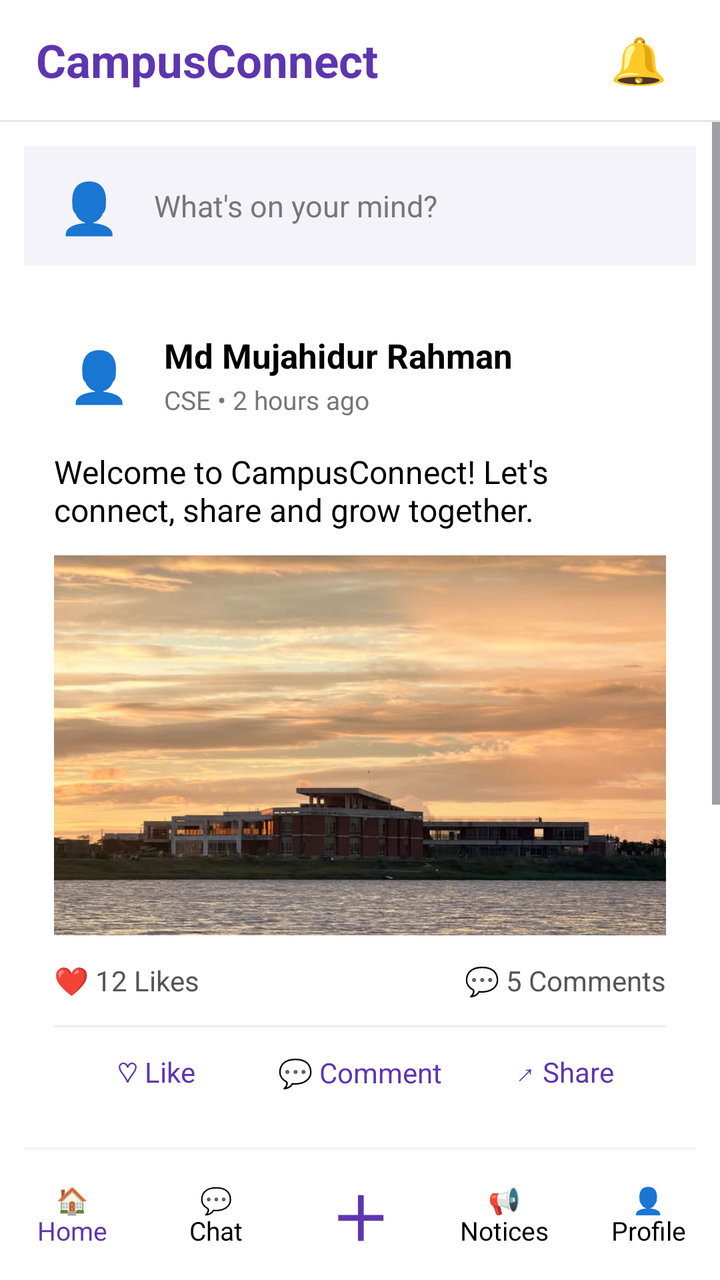
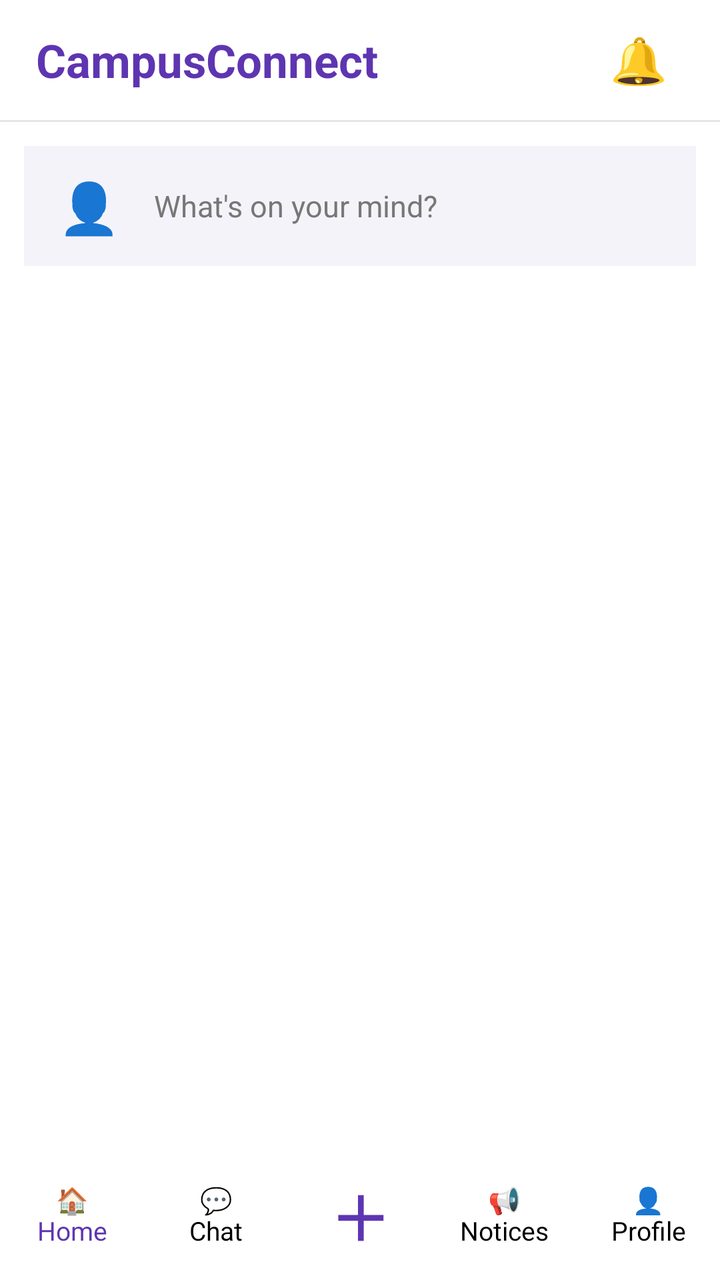

Compare the two renders of this Android layout. The source of the first and the diff that turns it into the second are given below.
<!-- AndroidManifest.xml: application theme Theme.CampusConnect -->
<!-- res/layout/activity_home_feed.xml -->
<?xml version="1.0" encoding="utf-8"?>
<LinearLayout
    xmlns:android="http://schemas.android.com/apk/res/android"
    android:layout_width="match_parent"
    android:layout_height="match_parent"
    android:orientation="vertical"
    android:background="@color/white">


    
    
    

    <LinearLayout
        android:layout_width="match_parent"
        android:layout_height="60dp"
        android:orientation="horizontal"
        android:gravity="center_vertical"
        android:paddingStart="18dp"
        android:paddingEnd="18dp"
        android:background="@color/white">

        <TextView
            android:layout_width="0dp"
            android:layout_height="wrap_content"
            android:layout_weight="1"
            android:text="CampusConnect"
            android:textSize="23sp"
            android:textStyle="bold"
            android:textColor="@color/app_name"/>

        <TextView
            android:id="@+id/btnNotification"
            android:layout_width="45dp"
            android:layout_height="45dp"
            android:gravity="center"
            android:text="🔔"
            android:textSize="23sp"
            android:clickable="true"
            android:focusable="true"/>

    </LinearLayout>


    

    <View
        android:layout_width="match_parent"
        android:layout_height="1dp"
        android:background="#E5E5E5"/>


    
    
    

    <ScrollView
        android:layout_width="match_parent"
        android:layout_height="0dp"
        android:layout_weight="1"
        android:fillViewport="true">

        <LinearLayout
            android:layout_width="match_parent"
            android:layout_height="wrap_content"
            android:orientation="vertical"
            android:padding="12dp">


            
            
            

            <LinearLayout
                android:id="@+id/btnCreatePost"
                android:layout_width="match_parent"
                android:layout_height="60dp"
                android:orientation="horizontal"
                android:gravity="center_vertical"
                android:padding="10dp"
                android:background="#F5F3FA"
                android:clickable="true"
                android:focusable="true">

                <TextView
                    android:layout_width="45dp"
                    android:layout_height="45dp"
                    android:gravity="center"
                    android:text="👤"
                    android:textSize="25sp"/>

                <TextView
                    android:layout_width="wrap_content"
                    android:layout_height="wrap_content"
                    android:layout_marginStart="10dp"
                    android:text="What's on your mind?"
                    android:textSize="15sp"
                    android:textColor="#777777"/>

            </LinearLayout>


            

            <Space
                android:layout_width="match_parent"
                android:layout_height="12dp"/>


            
            
            

            <LinearLayout
                android:id="@+id/postOne"
                android:layout_width="match_parent"
                android:layout_height="wrap_content"
                android:orientation="vertical"
                android:padding="15dp"
                android:background="@color/white"
                android:clickable="true"
                android:focusable="true">


                

                <LinearLayout
                    android:layout_width="match_parent"
                    android:layout_height="55dp"
                    android:orientation="horizontal"
                    android:gravity="center_vertical">

                    <TextView
                        android:layout_width="45dp"
                        android:layout_height="45dp"
                        android:gravity="center"
                        android:text="👤"
                        android:textSize="25sp"/>

                    <LinearLayout
                        android:layout_width="wrap_content"
                        android:layout_height="wrap_content"
                        android:orientation="vertical"
                        android:layout_marginStart="10dp">

                        <TextView
                            android:layout_width="wrap_content"
                            android:layout_height="wrap_content"
                            android:text="Md Mujahidur Rahman"
                            android:textSize="17sp"
                            android:textStyle="bold"
                            android:textColor="@color/black"/>

                        <TextView
                            android:layout_width="wrap_content"
                            android:layout_height="wrap_content"
                            android:layout_marginTop="2dp"
                            android:text="CSE • 2 hours ago"
                            android:textSize="13sp"
                            android:textColor="#777777"/>

                    </LinearLayout>

                </LinearLayout>


                

                <TextView
                    android:layout_width="match_parent"
                    android:layout_height="wrap_content"
                    android:layout_marginTop="10dp"
                    android:text="Welcome to CampusConnect! Let's connect, share and grow together."
                    android:textSize="16sp"
                    android:textColor="@color/black"/>


                

                <ImageView
                    android:layout_width="match_parent"
                    android:layout_height="190dp"
                    android:layout_marginTop="12dp"
                    android:src="@drawable/campus"
                    android:scaleType="centerCrop"
                    android:contentDescription="Post Image"/>


                

                <LinearLayout
                    android:layout_width="match_parent"
                    android:layout_height="45dp"
                    android:orientation="horizontal"
                    android:gravity="center_vertical">

                    <TextView
                        android:layout_width="0dp"
                        android:layout_height="wrap_content"
                        android:layout_weight="1"
                        android:text="❤️ 12 Likes"
                        android:textSize="14sp"
                        android:textColor="#555555"/>

                    <TextView
                        android:layout_width="wrap_content"
                        android:layout_height="wrap_content"
                        android:text="💬 5 Comments"
                        android:textSize="14sp"
                        android:textColor="#555555"/>

                </LinearLayout>


                

                <View
                    android:layout_width="match_parent"
                    android:layout_height="1dp"
                    android:background="#EEEEEE"/>


                

                <LinearLayout
                    android:layout_width="match_parent"
                    android:layout_height="45dp"
                    android:orientation="horizontal"
                    android:gravity="center">

                    <TextView
                        android:layout_width="0dp"
                        android:layout_height="match_parent"
                        android:layout_weight="1"
                        android:gravity="center"
                        android:text="♡ Like"
                        android:textSize="14sp"
                        android:textColor="@color/app_name"/>

                    <TextView
                        android:layout_width="0dp"
                        android:layout_height="match_parent"
                        android:layout_weight="1"
                        android:gravity="center"
                        android:text="💬 Comment"
                        android:textSize="14sp"
                        android:textColor="@color/app_name"/>

                    <TextView
                        android:layout_width="0dp"
                        android:layout_height="match_parent"
                        android:layout_weight="1"
                        android:gravity="center"
                        android:text="↗ Share"
                        android:textSize="14sp"
                        android:textColor="@color/app_name"/>

                </LinearLayout>

            </LinearLayout>


            
            
            

            <View
                android:layout_width="match_parent"
                android:layout_height="8dp"
                android:background="#F3F3F3"/>


            
            
            

            <LinearLayout
                android:layout_width="match_parent"
                android:layout_height="wrap_content"
                android:orientation="vertical"
                android:padding="15dp"
                android:background="@color/white">


                

                <LinearLayout
                    android:layout_width="match_parent"
                    android:layout_height="55dp"
                    android:orientation="horizontal"
                    android:gravity="center_vertical">

                    <TextView
                        android:layout_width="45dp"
                        android:layout_height="45dp"
                        android:gravity="center"
                        android:text="👨"
                        android:textSize="25sp"/>

                    <LinearLayout
                        android:layout_width="wrap_content"
                        android:layout_height="wrap_content"
                        android:orientation="vertical"
                        android:layout_marginStart="10dp">

                        <TextView
                            android:layout_width="wrap_content"
                            android:layout_height="wrap_content"
                            android:text="Ahmed Rahman"
                            android:textSize="17sp"
                            android:textStyle="bold"
                            android:textColor="@color/black"/>

                        <TextView
                            android:layout_width="wrap_content"
                            android:layout_height="wrap_content"
                            android:text="CSE • 4 hours ago"
                            android:textSize="13sp"
                            android:textColor="#777777"/>

                    </LinearLayout>

                </LinearLayout>


                

                <TextView
                    android:layout_width="match_parent"
                    android:layout_height="wrap_content"
                    android:layout_marginTop="10dp"
                    android:text="Does anyone have Database Management System notes? Please share if possible."
                    android:textSize="16sp"
                    android:textColor="@color/black"/>


                

                <LinearLayout
                    android:layout_width="match_parent"
                    android:layout_height="45dp"
                    android:orientation="horizontal"
                    android:gravity="center_vertical">

                    <TextView
                        android:layout_width="0dp"
                        android:layout_height="wrap_content"
                        android:layout_weight="1"
                        android:text="❤️ 18 Likes"
                        android:textSize="14sp"
                        android:textColor="#555555"/>

                    <TextView
                        android:layout_width="wrap_content"
                        android:layout_height="wrap_content"
                        android:text="💬 7 Comments"
                        android:textSize="14sp"
                        android:textColor="#555555"/>

                </LinearLayout>


                

                <View
                    android:layout_width="match_parent"
                    android:layout_height="1dp"
                    android:background="#EEEEEE"/>


                

                <LinearLayout
                    android:layout_width="match_parent"
                    android:layout_height="45dp"
                    android:orientation="horizontal">

                    <TextView
                        android:layout_width="0dp"
                        android:layout_height="match_parent"
                        android:layout_weight="1"
                        android:gravity="center"
                        android:text="♡ Like"
                        android:textColor="@color/app_name"/>

                    <TextView
                        android:layout_width="0dp"
                        android:layout_height="match_parent"
                        android:layout_weight="1"
                        android:gravity="center"
                        android:text="💬 Comment"
                        android:textColor="@color/app_name"/>

                    <TextView
                        android:layout_width="0dp"
                        android:layout_height="match_parent"
                        android:layout_weight="1"
                        android:gravity="center"
                        android:text="↗ Share"
                        android:textColor="@color/app_name"/>

                </LinearLayout>

            </LinearLayout>


            

            <Space
                android:layout_width="match_parent"
                android:layout_height="15dp"/>

        </LinearLayout>

    </ScrollView>


    
    
    

    <LinearLayout
        android:layout_width="match_parent"
        android:layout_height="65dp"
        android:orientation="horizontal"
        android:gravity="center"
        android:background="@color/white">


        

        <TextView
            android:id="@+id/btnHome"
            android:layout_width="0dp"
            android:layout_height="match_parent"
            android:layout_weight="1"
            android:gravity="center"
            android:text="🏠\nHome"
            android:textSize="13sp"
            android:textColor="@color/app_name"/>


        

        <TextView
            android:id="@+id/btnChat"
            android:layout_width="0dp"
            android:layout_height="match_parent"
            android:layout_weight="1"
            android:gravity="center"
            android:text="💬\nChat"
            android:textSize="13sp"
            android:textColor="@color/black"
            android:clickable="true"
            android:focusable="true"/>


        

        <TextView
            android:id="@+id/btnCreate"
            android:layout_width="0dp"
            android:layout_height="match_parent"
            android:layout_weight="1"
            android:gravity="center"
            android:text="＋"
            android:textSize="30sp"
            android:textStyle="bold"
            android:textColor="@color/app_name"
            android:clickable="true"
            android:focusable="true"/>


        

        <TextView
            android:id="@+id/btnNotices"
            android:layout_width="0dp"
            android:layout_height="match_parent"
            android:layout_weight="1"
            android:gravity="center"
            android:text="📢\nNotices"
            android:textSize="13sp"
            android:textColor="@color/black"
            android:clickable="true"
            android:focusable="true"/>


        

        <TextView
            android:id="@+id/btnProfile"
            android:layout_width="0dp"
            android:layout_height="match_parent"
            android:layout_weight="1"
            android:gravity="center"
            android:text="👤\nProfile"
            android:textSize="13sp"
            android:textColor="@color/black"
            android:clickable="true"
            android:focusable="true"/>

    </LinearLayout>

</LinearLayout>
<!-- resources referenced by this layout -->
<resources>
  <color name="app_name">#5E35B1</color>
  <color name="black">#FF000000</color>
  <color name="white">#FFFFFFFF</color>
  <!-- drawable campus: jpg bitmap (drawable, 52327 bytes) -->
  <style name="Theme.CampusConnect" parent="Base.Theme.CampusConnect" />
  <style name="Base.Theme.CampusConnect" parent="Theme.Material3.DayNight.NoActionBar">
          
          
      </style>
</resources>

<!-- the commit's change to res/layout/activity_home_feed.xml (unified diff, before → after) -->
@@ -6,7 +6,6 @@
     android:orientation="vertical"
     android:background="@color/white">
 
-
     
     
     
@@ -41,14 +40,12 @@
 
     </LinearLayout>
 
-
     
 
     <View
         android:layout_width="match_parent"
         android:layout_height="1dp"
         android:background="#E5E5E5"/>
-
 
     
     
@@ -65,7 +62,6 @@
             android:layout_height="wrap_content"
             android:orientation="vertical"
             android:padding="12dp">
-
 
             
             
@@ -99,311 +95,24 @@
 
             </LinearLayout>
 
-
             
 
             <Space
                 android:layout_width="match_parent"
                 android:layout_height="12dp"/>
 
-
             
             
             
 
             <LinearLayout
-                android:id="@+id/postOne"
+                android:id="@+id/postsContainer"
                 android:layout_width="match_parent"
                 android:layout_height="wrap_content"
-                android:orientation="vertical"
-                android:padding="15dp"
-                android:background="@color/white"
-                android:clickable="true"
-                android:focusable="true">
-
-
-                
-
-                <LinearLayout
-                    android:layout_width="match_parent"
-                    android:layout_height="55dp"
-                    android:orientation="horizontal"
-                    android:gravity="center_vertical">
-
-                    <TextView
-                        android:layout_width="45dp"
-                        android:layout_height="45dp"
-                        android:gravity="center"
-                        android:text="👤"
-                        android:textSize="25sp"/>
-
-                    <LinearLayout
-                        android:layout_width="wrap_content"
-                        android:layout_height="wrap_content"
-                        android:orientation="vertical"
-                        android:layout_marginStart="10dp">
-
-                        <TextView
-                            android:layout_width="wrap_content"
-                            android:layout_height="wrap_content"
-                            android:text="Md Mujahidur Rahman"
-                            android:textSize="17sp"
-                            android:textStyle="bold"
-                            android:textColor="@color/black"/>
-
-                        <TextView
-                            android:layout_width="wrap_content"
-                            android:layout_height="wrap_content"
-                            android:layout_marginTop="2dp"
-                            android:text="CSE • 2 hours ago"
-                            android:textSize="13sp"
-                            android:textColor="#777777"/>
-
-                    </LinearLayout>
-
-                </LinearLayout>
-
-
-                
-
-                <TextView
-                    android:layout_width="match_parent"
-                    android:layout_height="wrap_content"
-                    android:layout_marginTop="10dp"
-                    android:text="Welcome to CampusConnect! Let's connect, share and grow together."
-                    android:textSize="16sp"
-                    android:textColor="@color/black"/>
-
-
-                
-
-                <ImageView
-                    android:layout_width="match_parent"
-                    android:layout_height="190dp"
-                    android:layout_marginTop="12dp"
-                    android:src="@drawable/campus"
-                    android:scaleType="centerCrop"
-                    android:contentDescription="Post Image"/>
-
-
-                
-
-                <LinearLayout
-                    android:layout_width="match_parent"
-                    android:layout_height="45dp"
-                    android:orientation="horizontal"
-                    android:gravity="center_vertical">
-
-                    <TextView
-                        android:layout_width="0dp"
-                        android:layout_height="wrap_content"
-                        android:layout_weight="1"
-                        android:text="❤️ 12 Likes"
-                        android:textSize="14sp"
-                        android:textColor="#555555"/>
-
-                    <TextView
-                        android:layout_width="wrap_content"
-                        android:layout_height="wrap_content"
-                        android:text="💬 5 Comments"
-                        android:textSize="14sp"
-                        android:textColor="#555555"/>
-
-                </LinearLayout>
-
-
-                
-
-                <View
-                    android:layout_width="match_parent"
-                    android:layout_height="1dp"
-                    android:background="#EEEEEE"/>
-
-
-                
-
-                <LinearLayout
-                    android:layout_width="match_parent"
-                    android:layout_height="45dp"
-                    android:orientation="horizontal"
-                    android:gravity="center">
-
-                    <TextView
-                        android:layout_width="0dp"
-                        android:layout_height="match_parent"
-                        android:layout_weight="1"
-                        android:gravity="center"
-                        android:text="♡ Like"
-                        android:textSize="14sp"
-                        android:textColor="@color/app_name"/>
-
-                    <TextView
-                        android:layout_width="0dp"
-                        android:layout_height="match_parent"
-                        android:layout_weight="1"
-                        android:gravity="center"
-                        android:text="💬 Comment"
-                        android:textSize="14sp"
-                        android:textColor="@color/app_name"/>
-
-                    <TextView
-                        android:layout_width="0dp"
-                        android:layout_height="match_parent"
-                        android:layout_weight="1"
-                        android:gravity="center"
-                        android:text="↗ Share"
-                        android:textSize="14sp"
-                        android:textColor="@color/app_name"/>
-
-                </LinearLayout>
+                android:orientation="vertical">
 
             </LinearLayout>
 
-
-            
-            
-            
-
-            <View
-                android:layout_width="match_parent"
-                android:layout_height="8dp"
-                android:background="#F3F3F3"/>
-
-
-            
-            
-            
-
-            <LinearLayout
-                android:layout_width="match_parent"
-                android:layout_height="wrap_content"
-                android:orientation="vertical"
-                android:padding="15dp"
-                android:background="@color/white">
-
-
-                
-
-                <LinearLayout
-                    android:layout_width="match_parent"
-                    android:layout_height="55dp"
-                    android:orientation="horizontal"
-                    android:gravity="center_vertical">
-
-                    <TextView
-                        android:layout_width="45dp"
-                        android:layout_height="45dp"
-                        android:gravity="center"
-                        android:text="👨"
-                        android:textSize="25sp"/>
-
-                    <LinearLayout
-                        android:layout_width="wrap_content"
-                        android:layout_height="wrap_content"
-                        android:orientation="vertical"
-                        android:layout_marginStart="10dp">
-
-                        <TextView
-                            android:layout_width="wrap_content"
-                            android:layout_height="wrap_content"
-                            android:text="Ahmed Rahman"
-                            android:textSize="17sp"
-                            android:textStyle="bold"
-                            android:textColor="@color/black"/>
-
-                        <TextView
-                            android:layout_width="wrap_content"
-                            android:layout_height="wrap_content"
-                            android:text="CSE • 4 hours ago"
-                            android:textSize="13sp"
-                            android:textColor="#777777"/>
-
-                    </LinearLayout>
-
-                </LinearLayout>
-
-
-                
-
-                <TextView
-                    android:layout_width="match_parent"
-                    android:layout_height="wrap_content"
-                    android:layout_marginTop="10dp"
-                    android:text="Does anyone have Database Management System notes? Please share if possible."
-                    android:textSize="16sp"
-                    android:textColor="@color/black"/>
-
-
-                
-
-                <LinearLayout
-                    android:layout_width="match_parent"
-                    android:layout_height="45dp"
-                    android:orientation="horizontal"
-                    android:gravity="center_vertical">
-
-                    <TextView
-                        android:layout_width="0dp"
-                        android:layout_height="wrap_content"
-                        android:layout_weight="1"
-                        android:text="❤️ 18 Likes"
-                        android:textSize="14sp"
-                        android:textColor="#555555"/>
-
-                    <TextView
-                        android:layout_width="wrap_content"
-                        android:layout_height="wrap_content"
-                        android:text="💬 7 Comments"
-                        android:textSize="14sp"
-                        android:textColor="#555555"/>
-
-                </LinearLayout>
-
-
-                
-
-                <View
-                    android:layout_width="match_parent"
-                    android:layout_height="1dp"
-                    android:background="#EEEEEE"/>
-
-
-                
-
-                <LinearLayout
-                    android:layout_width="match_parent"
-                    android:layout_height="45dp"
-                    android:orientation="horizontal">
-
-                    <TextView
-                        android:layout_width="0dp"
-                        android:layout_height="match_parent"
-                        android:layout_weight="1"
-                        android:gravity="center"
-                        android:text="♡ Like"
-                        android:textColor="@color/app_name"/>
-
-                    <TextView
-                        android:layout_width="0dp"
-                        android:layout_height="match_parent"
-                        android:layout_weight="1"
-                        android:gravity="center"
-                        android:text="💬 Comment"
-                        android:textColor="@color/app_name"/>
-
-                    <TextView
-                        android:layout_width="0dp"
-                        android:layout_height="match_parent"
-                        android:layout_weight="1"
-                        android:gravity="center"
-                        android:text="↗ Share"
-                        android:textColor="@color/app_name"/>
-
-                </LinearLayout>
-
-            </LinearLayout>
-
-
             
 
             <Space
@@ -413,7 +122,6 @@
         </LinearLayout>
 
     </ScrollView>
-
 
     
     
@@ -426,7 +134,6 @@
         android:gravity="center"
         android:background="@color/white">
 
-
         
 
         <TextView
@@ -435,11 +142,10 @@
             android:layout_height="match_parent"
             android:layout_weight="1"
             android:gravity="center"
-            android:text="🏠\nHome"
+            android:text="🏠&#10;Home"
             android:textSize="13sp"
             android:textColor="@color/app_name"/>
 
-
         
 
         <TextView
@@ -448,12 +154,11 @@
             android:layout_height="match_parent"
             android:layout_weight="1"
             android:gravity="center"
-            android:text="💬\nChat"
+            android:text="💬&#10;Chat"
             android:textSize="13sp"
             android:textColor="@color/black"
             android:clickable="true"
             android:focusable="true"/>
-
 
         
 
@@ -470,7 +175,6 @@
             android:clickable="true"
             android:focusable="true"/>
 
-
         
 
         <TextView
@@ -479,13 +183,12 @@
             android:layout_height="match_parent"
             android:layout_weight="1"
             android:gravity="center"
-            android:text="📢\nNotices"
+            android:text="📢&#10;Notices"
             android:textSize="13sp"
             android:textColor="@color/black"
             android:clickable="true"
             android:focusable="true"/>
 
-
         
 
         <TextView
@@ -494,7 +197,7 @@
             android:layout_height="match_parent"
             android:layout_weight="1"
             android:gravity="center"
-            android:text="👤\nProfile"
+            android:text="👤&#10;Profile"
             android:textSize="13sp"
             android:textColor="@color/black"
             android:clickable="true"
<!-- resource entries referenced after the edit -->
@@ -3,7 +3,6 @@
   <color name="app_name">#5E35B1</color>
   <color name="black">#FF000000</color>
   <color name="white">#FFFFFFFF</color>
-  <!-- drawable campus: jpg bitmap (drawable, 52327 bytes) -->
   <style name="Theme.CampusConnect" parent="Base.Theme.CampusConnect" />
   <style name="Base.Theme.CampusConnect" parent="Theme.Material3.DayNight.NoActionBar">
           
